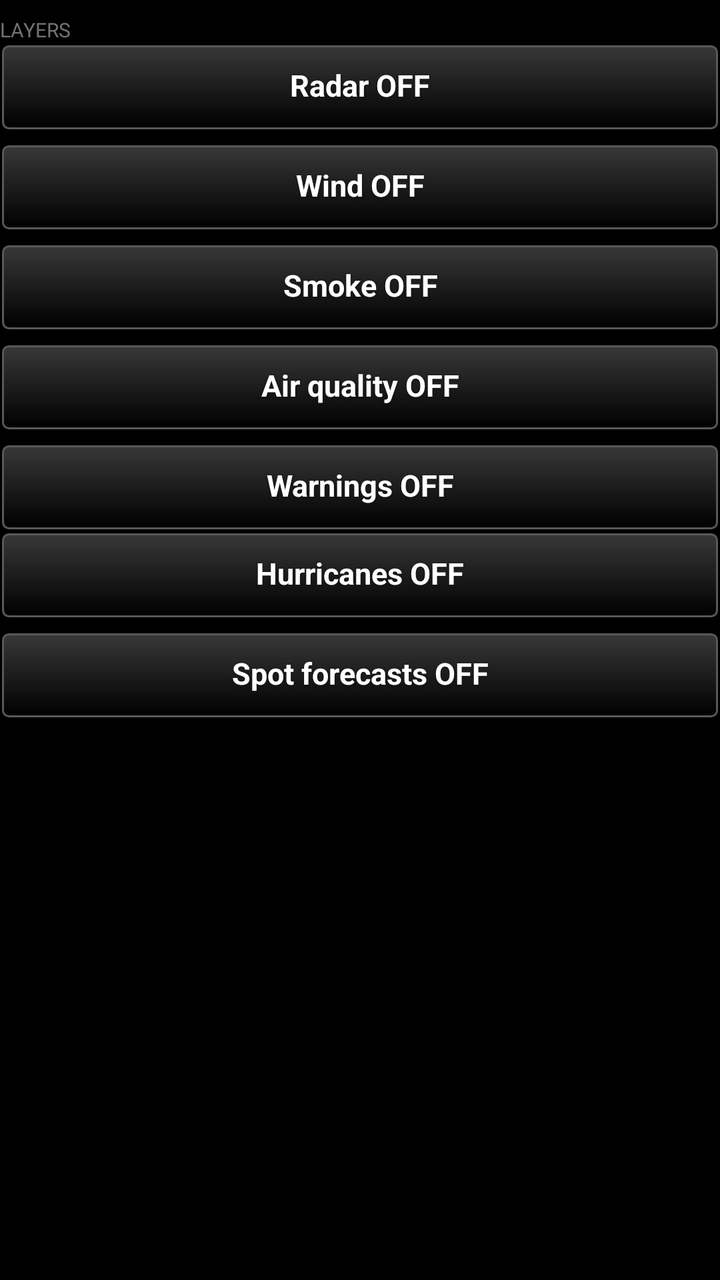
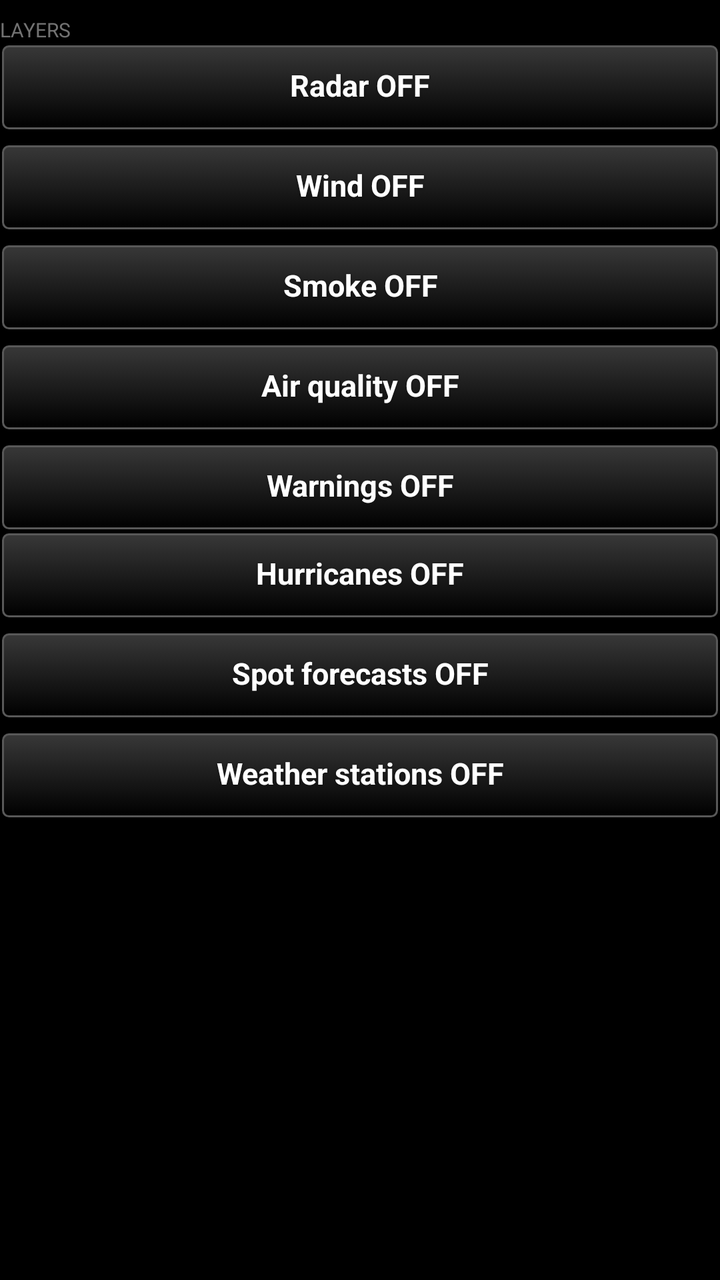

Compare the two renders of this Android layout. The source of the first and the diff that turns it into the second are given below.
<!-- AndroidManifest.xml: application theme AppTheme -->
<!-- res/layout/page_layers.xml -->
<?xml version="1.0" encoding="utf-8"?>
<ScrollView xmlns:android="http://schemas.android.com/apk/res/android"
    android:layout_width="match_parent"
    android:layout_height="match_parent"
    android:fadeScrollbars="false"
    android:focusableInTouchMode="true"
    android:descendantFocusability="beforeDescendants">

    <LinearLayout
        android:layout_width="match_parent"
        android:layout_height="wrap_content"
        android:orientation="vertical"
        android:paddingBottom="8dp">

        
        <TextView
            android:id="@+id/layers_heading"
            android:layout_width="match_parent"
            android:layout_height="wrap_content"
            android:text="@string/heading_layers"
            android:textSize="10sp"
            android:textAllCaps="true"
            android:paddingTop="8dp"
            android:alpha="0.6" />

        
        <LinearLayout
            android:id="@+id/layer_list"
            android:layout_width="match_parent"
            android:layout_height="wrap_content"
            android:orientation="vertical">


            
            <LinearLayout
                android:layout_width="match_parent"
                android:layout_height="wrap_content"
                android:orientation="horizontal">

                <Button
                    android:id="@+id/radar_toggle"
                    style="@style/TakwerxButton"
                    android:layout_width="0dp"
                    android:layout_weight="1"
                    android:layout_height="wrap_content"
                    android:text="@string/radar_off" />

                <ImageButton
                    android:id="@+id/radar_expand"
                    style="@style/TakwerxIconButton"
                    android:layout_width="44dp"
                    android:layout_weight="0"
                    android:contentDescription="@string/show_settings"
                    android:src="@drawable/ic_expand"
                    android:visibility="gone" />
            </LinearLayout>

            <LinearLayout
                android:id="@+id/radar_settings"
                android:layout_width="match_parent"
                android:layout_height="wrap_content"
                android:orientation="vertical"
                android:visibility="gone" />

            <LinearLayout
                android:layout_width="match_parent"
                android:layout_height="wrap_content"
                android:layout_marginTop="6dp"
                android:orientation="horizontal">

                <Button
                    android:id="@+id/wind_toggle"
                    style="@style/TakwerxButton"
                    android:layout_width="0dp"
                    android:layout_weight="1"
                    android:layout_height="wrap_content"
                    android:text="@string/wind_off" />

                <ImageButton
                    android:id="@+id/wind_expand"
                    style="@style/TakwerxIconButton"
                    android:layout_width="44dp"
                    android:layout_weight="0"
                    android:contentDescription="@string/show_settings"
                    android:src="@drawable/ic_expand"
                    android:visibility="gone" />
            </LinearLayout>

            <LinearLayout
                android:id="@+id/wind_settings"
                android:layout_width="match_parent"
                android:layout_height="wrap_content"
                android:orientation="vertical"
                android:visibility="gone">

            
            <LinearLayout
                android:id="@+id/scrubber"
                android:layout_width="match_parent"
                android:layout_height="wrap_content"
                android:orientation="vertical"
                android:visibility="gone">

                <TextView
                    android:id="@+id/scrubber_label"
                    android:layout_width="match_parent"
                    android:layout_height="wrap_content"
                    android:layout_marginTop="6dp"
                    android:textColor="@color/white"
                    android:textSize="13sp"
                    android:text="" />

                <LinearLayout
                    android:id="@+id/scrubber_days"
                    android:layout_width="match_parent"
                    android:layout_height="wrap_content"
                    android:orientation="horizontal" />

                <LinearLayout
                    android:id="@+id/scrubber_hours"
                    android:layout_width="match_parent"
                    android:layout_height="wrap_content"
                    android:orientation="vertical" />
            </LinearLayout>

            
            <LinearLayout
                android:id="@+id/wind_scale_host"
                android:layout_width="match_parent"
                android:layout_height="wrap_content"
                android:orientation="vertical"
                android:paddingLeft="4dp"
                android:paddingRight="4dp"
                android:paddingTop="4dp"
                android:visibility="gone" />

            
            <LinearLayout
                android:id="@+id/wind_level_block"
                android:layout_width="match_parent"
                android:layout_height="wrap_content"
                android:orientation="vertical"
                android:visibility="gone">

                
                <TextView
                    android:id="@+id/wind_reading"
                    android:layout_width="match_parent"
                    android:layout_height="wrap_content"
                    android:layout_marginTop="6dp"
                    android:textColor="@color/white"
                    android:textSize="15sp"
                    android:text="" />

                
                <TextView
                    android:id="@+id/wind_level_label"
                    android:layout_width="match_parent"
                    android:layout_height="wrap_content"
                    android:layout_marginTop="8dp"
                    android:text="@string/heading_height"
                    android:textSize="10sp"
                    android:textAllCaps="true"
                    android:alpha="0.6" />

                <LinearLayout
                    android:id="@+id/wind_level_rows"
                    android:layout_width="match_parent"
                    android:layout_height="wrap_content"
                    android:orientation="vertical" />
            </LinearLayout>
            </LinearLayout>

            
            <LinearLayout
                android:layout_width="match_parent"
                android:layout_height="wrap_content"
                android:layout_marginTop="6dp"
                android:orientation="horizontal">

                <Button
                    android:id="@+id/smoke_toggle"
                    style="@style/TakwerxButton"
                    android:layout_width="0dp"
                    android:layout_weight="1"
                    android:layout_height="wrap_content"
                    android:text="@string/smoke_off" />

                <ImageButton
                    android:id="@+id/smoke_expand"
                    style="@style/TakwerxIconButton"
                    android:layout_width="44dp"
                    android:layout_weight="0"
                    android:contentDescription="@string/show_settings"
                    android:src="@drawable/ic_expand"
                    android:visibility="gone" />
            </LinearLayout>

            <LinearLayout
                android:id="@+id/smoke_settings"
                android:layout_width="match_parent"
                android:layout_height="wrap_content"
                android:orientation="vertical"
                android:visibility="gone">

                
                <LinearLayout
                    android:id="@+id/smoke_scale_host"
                    android:layout_width="match_parent"
                    android:layout_height="wrap_content"
                    android:orientation="vertical"
                    android:paddingLeft="4dp"
                    android:paddingRight="4dp"
                    android:paddingTop="4dp" />

                
                <TextView
                    android:id="@+id/smoke_reading"
                    android:layout_width="match_parent"
                    android:layout_height="wrap_content"
                    android:layout_marginTop="6dp"
                    android:textColor="@color/white"
                    android:textSize="15sp"
                    android:text="" />

                <TextView
                    android:layout_width="match_parent"
                    android:layout_height="wrap_content"
                    android:layout_marginTop="8dp"
                    android:text="@string/heading_height"
                    android:textSize="10sp"
                    android:textAllCaps="true"
                    android:alpha="0.6" />

                
                <LinearLayout
                    android:id="@+id/smoke_height_row"
                    android:layout_width="match_parent"
                    android:layout_height="wrap_content"
                    android:orientation="horizontal" />
            </LinearLayout>

            
            <LinearLayout
                android:layout_width="match_parent"
                android:layout_height="wrap_content"
                android:layout_marginTop="6dp"
                android:orientation="horizontal">

                <Button
                    android:id="@+id/air_toggle"
                    style="@style/TakwerxButton"
                    android:layout_width="0dp"
                    android:layout_weight="1"
                    android:layout_height="wrap_content"
                    android:text="@string/air_off" />

                <ImageButton
                    android:id="@+id/air_expand"
                    style="@style/TakwerxIconButton"
                    android:layout_width="44dp"
                    android:layout_weight="0"
                    android:contentDescription="@string/show_settings"
                    android:src="@drawable/ic_expand"
                    android:visibility="gone" />
            </LinearLayout>

            <LinearLayout
                android:id="@+id/air_settings"
                android:layout_width="match_parent"
                android:layout_height="wrap_content"
                android:orientation="vertical"
                android:visibility="gone">

                
                <TextView
                    android:id="@+id/air_status"
                    android:layout_width="match_parent"
                    android:layout_height="wrap_content"
                    android:layout_marginTop="6dp"
                    android:textColor="@color/white"
                    android:textSize="13sp"
                    android:text="" />

                
                <LinearLayout
                    android:id="@+id/air_scale"
                    android:layout_width="match_parent"
                    android:layout_height="wrap_content"
                    android:layout_marginTop="4dp"
                    android:orientation="horizontal" />

                
                <TextView
                    android:id="@+id/air_reading"
                    android:layout_width="match_parent"
                    android:layout_height="wrap_content"
                    android:layout_marginTop="6dp"
                    android:layout_marginBottom="4dp"
                    android:textColor="@color/white"
                    android:textSize="15sp"
                    android:text="" />
            </LinearLayout>

            
            <LinearLayout
                android:layout_width="match_parent"
                android:layout_height="wrap_content"
                android:layout_marginTop="6dp"
                android:orientation="horizontal">

                <Button
                    android:id="@+id/warn_toggle"
                    style="@style/TakwerxButton"
                    android:layout_width="0dp"
                    android:layout_weight="1"
                    android:layout_height="wrap_content"
                    android:text="@string/warn_off" />

                <ImageButton
                    android:id="@+id/warn_expand"
                    style="@style/TakwerxIconButton"
                    android:layout_width="44dp"
                    android:layout_weight="0"
                    android:contentDescription="@string/show_settings"
                    android:src="@drawable/ic_expand"
                    android:visibility="gone" />
            </LinearLayout>

            <LinearLayout
                android:id="@+id/warn_settings"
                android:layout_width="match_parent"
                android:layout_height="wrap_content"
                android:orientation="vertical"
                android:visibility="gone">

                
                <TextView
                    android:id="@+id/warn_here"
                    android:layout_width="match_parent"
                    android:layout_height="wrap_content"
                    android:layout_marginTop="6dp"
                    android:textColor="@color/white"
                    android:textSize="15sp"
                    android:text="" />

                <TextView
                    android:id="@+id/warn_status"
                    android:layout_width="match_parent"
                    android:layout_height="wrap_content"
                    android:layout_marginTop="4dp"
                    android:textColor="@color/white"
                    android:textSize="13sp"
                    android:text="" />

                <TextView
                    android:layout_width="match_parent"
                    android:layout_height="wrap_content"
                    android:layout_marginTop="8dp"
                    android:text="@string/heading_show"
                    android:textSize="10sp"
                    android:textAllCaps="true"
                    android:alpha="0.6" />

                
                <LinearLayout
                    android:id="@+id/warn_groups"
                    android:layout_width="match_parent"
                    android:layout_height="wrap_content"
                    android:layout_marginBottom="4dp"
                    android:orientation="horizontal" />
            </LinearLayout>

            <LinearLayout
                android:layout_width="match_parent"
                android:layout_height="wrap_content"
                android:orientation="horizontal">

                <Button
                    android:id="@+id/tropical_toggle"
                    style="@style/TakwerxButton"
                    android:layout_width="0dp"
                    android:layout_weight="1"
                    android:layout_height="wrap_content"
                    android:text="@string/tropical_off" />

                <ImageButton
                    android:id="@+id/tropical_expand"
                    style="@style/TakwerxIconButton"
                    android:layout_width="44dp"
                    android:layout_weight="0"
                    android:contentDescription="@string/show_settings"
                    android:src="@drawable/ic_expand"
                    android:visibility="gone" />
            </LinearLayout>

            
            <LinearLayout
                android:id="@+id/tropical_settings"
                android:layout_width="match_parent"
                android:layout_height="wrap_content"
                android:orientation="vertical"
                android:visibility="gone">

                <TextView
                    android:id="@+id/tropical_status"
                    android:layout_width="match_parent"
                    android:layout_height="wrap_content"
                    android:layout_marginTop="6dp"
                    android:layout_marginBottom="4dp"
                    android:textColor="@color/white"
                    android:textSize="13sp"
                    android:text="" />

                
                <LinearLayout
                    android:id="@+id/tropical_scale"
                    android:layout_width="match_parent"
                    android:layout_height="wrap_content"
                    android:layout_marginBottom="6dp"
                    android:orientation="horizontal" />

                <LinearLayout
                    android:id="@+id/tropical_rows"
                    android:layout_width="match_parent"
                    android:layout_height="wrap_content"
                    android:orientation="vertical" />
            </LinearLayout>

            
            <LinearLayout
                android:layout_width="match_parent"
                android:layout_height="wrap_content"
                android:layout_marginTop="6dp"
                android:orientation="horizontal">

                <Button
                    android:id="@+id/spot_toggle"
                    style="@style/TakwerxButton"
                    android:layout_width="0dp"
                    android:layout_weight="1"
                    android:layout_height="wrap_content"
                    android:text="@string/spot_layer_off" />

                <ImageButton
                    android:id="@+id/spot_expand"
                    style="@style/TakwerxIconButton"
                    android:layout_width="44dp"
                    android:layout_weight="0"
                    android:contentDescription="@string/show_settings"
                    android:src="@drawable/ic_expand"
                    android:visibility="gone" />
            </LinearLayout>

            <LinearLayout
                android:id="@+id/spot_settings"
                android:layout_width="match_parent"
                android:layout_height="wrap_content"
                android:orientation="vertical"
                android:visibility="gone">

                <TextView
                    android:id="@+id/spot_layer_status"
                    android:layout_width="match_parent"
                    android:layout_height="wrap_content"
                    android:layout_marginTop="6dp"
                    android:textColor="@color/white"
                    android:textSize="13sp"
                    android:text="" />

                
                <TextView
                    android:id="@+id/spot_where_filters"
                    android:layout_width="match_parent"
                    android:layout_height="wrap_content"
                    android:layout_marginTop="2dp"
                    android:layout_marginBottom="2dp"
                    android:textSize="12sp"
                    android:alpha="0.7"
                    android:text="@string/spot_filters_elsewhere" />

                <Button
                    android:id="@+id/spot_open_only"
                    style="@style/TakwerxButton"
                    android:layout_width="match_parent"
                    android:layout_height="wrap_content"
                    android:layout_marginTop="4dp"
                    android:gravity="center_vertical|left"
                    android:textSize="13sp" />

                <TextView
                    android:layout_width="match_parent"
                    android:layout_height="wrap_content"
                    android:layout_marginTop="8dp"
                    android:text="@string/heading_legend"
                    android:textSize="10sp"
                    android:textAllCaps="true"
                    android:alpha="0.6" />

                
                <LinearLayout
                    android:id="@+id/spot_legend"
                    android:layout_width="match_parent"
                    android:layout_height="wrap_content"
                    android:orientation="vertical" />
            </LinearLayout>
        </LinearLayout>

        
        <TextView
            android:id="@+id/layers_attribution"
            android:layout_width="match_parent"
            android:layout_height="wrap_content"
            android:textSize="11sp"
            android:layout_marginTop="@dimen/auto_margin"
            android:text="" />
    </LinearLayout>
</ScrollView>
<!-- resources referenced by this layout -->
<resources>
  <color name="white">#ffffff</color>
  <dimen name="auto_margin">6dp</dimen>
  <string name="air_off">Air quality OFF</string>
  <string name="heading_height">Height</string>
  <string name="heading_layers">Layers</string>
  <string name="heading_legend">Legend</string>
  <string name="heading_show">Show</string>
  <string name="radar_off">Radar OFF</string>
  <string name="show_settings">Show or hide this layer\'s settings</string>
  <string name="smoke_off">Smoke OFF</string>
  <string name="spot_filters_elsewhere">The last-3-days switch applies to the list too. Near me, on the map, by state or region: swipe on to the Spot forecasts page.</string>
  <string name="spot_layer_off">Spot forecasts OFF</string>
  <string name="tropical_off">Hurricanes OFF</string>
  <string name="warn_off">Warnings OFF</string>
  <string name="wind_off">Wind OFF</string>
  <style name="TakwerxButton" parent="@style/darkButton">
          <item name="android:paddingLeft">12dp</item>
          <item name="android:paddingRight">12dp</item>
          <item name="android:paddingTop">6dp</item>
          <item name="android:paddingBottom">8dp</item>
          <item name="android:minHeight">44dp</item>
          <item name="android:minWidth">0dp</item>
          <item name="android:textSize">15sp</item>
          <item name="android:singleLine">true</item>
          <item name="android:ellipsize">end</item>
      </style>
  <style name="TakwerxIconButton">
          <item name="android:layout_width">0dp</item>
          <item name="android:layout_weight">1</item>
          <item name="android:layout_height">44dp</item>
          <item name="android:layout_marginLeft">2dp</item>
          <item name="android:layout_marginRight">2dp</item>
          <item name="android:background">@drawable/btn_gray</item>
          <item name="android:scaleType">centerInside</item>
          <item name="android:padding">9dp</item>
      </style>
  <style name="AppTheme" parent="@android:style/Theme.Holo">
          <item name="android:buttonStyle">@android:style/Widget.Button</item>
          <item name="android:imageButtonStyle">@android:style/Widget.Button</item>
          <item name="android:buttonStyleToggle">@android:style/Widget.Button</item>
          <item name="android:spinnerStyle">@style/ATAKSpinner</item>
          <item name="android:spinnerItemStyle">@style/ATAKSpinnerItem</item>
          <item name="android:editTextStyle">@style/ATAKEditText</item>
      </style>
  <style name="ATAKSpinner" parent="@android:style/Widget.Spinner">
          <item name="android:spinnerMode">dialog</item>
      </style>
  <style name="ATAKSpinnerItem">
          <item name="android:textColor">@android:color/white</item>
          <item name="android:dropDownVerticalOffset">0dip</item>
          <item name="android:dropDownHorizontalOffset">0dip</item>
          <item name="android:dropDownWidth">wrap_content</item>
          <item name="android:gravity">left|center_vertical</item>
      </style>
  <style name="ATAKEditText" parent="@android:style/Widget.EditText">
          
          
  
          
          <item name="android:imeOptions">flagNoFullscreen</item>
      </style>
  <color name="darker_gray">#121212</color>
  <dimen name="fontSize">14sp</dimen>
  <!-- drawable new_dark_button_disabled (drawable) -->
  <?xml version="1.0" encoding="utf-8"?>
  <layer-list xmlns:android="http://schemas.android.com/apk/res/android">
      <item android:bottom="1dp" android:right="1dp" android:left="1dp" android:top="1dp">
          <shape android:shape="rectangle">
              <corners android:radius="3dp" />
              <stroke
                  android:width="1dp"
                  android:color="#484848" />
              <solid android:color="#484848" />
          </shape>
      </item>
  </layer-list>
  <!-- unchanged entries left out for length: 5 -->
</resources>

<!-- the commit's change to res/layout/page_layers.xml (unified diff, before → after) -->
@@ -507,6 +507,110 @@
         </LinearLayout>
 
         
+        <LinearLayout
+            android:layout_width="match_parent"
+            android:layout_height="wrap_content"
+            android:orientation="vertical">
+
+            <LinearLayout
+                android:layout_width="match_parent"
+                android:layout_height="wrap_content"
+                android:layout_marginTop="6dp"
+                android:orientation="horizontal">
+
+                <Button
+                    android:id="@+id/stations_toggle"
+                    style="@style/TakwerxButton"
+                    android:layout_width="0dp"
+                    android:layout_weight="1"
+                    android:layout_height="wrap_content"
+                    android:text="@string/stations_off" />
+
+                <ImageButton
+                    android:id="@+id/stations_expand"
+                    style="@style/TakwerxIconButton"
+                    android:layout_width="44dp"
+                    android:layout_weight="0"
+                    android:contentDescription="@string/show_settings"
+                    android:src="@drawable/ic_expand"
+                    android:visibility="gone" />
+            </LinearLayout>
+
+            <LinearLayout
+                android:id="@+id/stations_settings"
+                android:layout_width="match_parent"
+                android:layout_height="wrap_content"
+                android:orientation="vertical"
+                android:visibility="gone">
+
+                <TextView
+                    android:id="@+id/stations_status"
+                    android:layout_width="match_parent"
+                    android:layout_height="wrap_content"
+                    android:layout_marginTop="6dp"
+                    android:textColor="@color/white"
+                    android:textSize="13sp"
+                    android:text="" />
+
+                <TextView
+                    android:layout_width="match_parent"
+                    android:layout_height="wrap_content"
+                    android:layout_marginTop="8dp"
+                    android:text="@string/stations_around_heading"
+                    android:textSize="10sp"
+                    android:textAllCaps="true"
+                    android:alpha="0.6" />
+
+                
+                <LinearLayout
+                    android:id="@+id/stations_origin_row"
+                    android:layout_width="match_parent"
+                    android:layout_height="wrap_content"
+                    android:orientation="horizontal" />
+
+                <TextView
+                    android:layout_width="match_parent"
+                    android:layout_height="wrap_content"
+                    android:layout_marginTop="8dp"
+                    android:text="@string/stations_distance_heading"
+                    android:textSize="10sp"
+                    android:textAllCaps="true"
+                    android:alpha="0.6" />
+
+                <LinearLayout
+                    android:id="@+id/stations_distance_row"
+                    android:layout_width="match_parent"
+                    android:layout_height="wrap_content"
+                    android:orientation="horizontal" />
+
+                <TextView
+                    android:layout_width="match_parent"
+                    android:layout_height="wrap_content"
+                    android:layout_marginTop="8dp"
+                    android:text="@string/heading_legend"
+                    android:textSize="10sp"
+                    android:textAllCaps="true"
+                    android:alpha="0.6" />
+
+                <LinearLayout
+                    android:id="@+id/stations_legend"
+                    android:layout_width="match_parent"
+                    android:layout_height="wrap_content"
+                    android:orientation="vertical" />
+
+                
+                <TextView
+                    android:id="@+id/stations_basis"
+                    android:layout_width="match_parent"
+                    android:layout_height="wrap_content"
+                    android:layout_marginTop="4dp"
+                    android:textSize="12sp"
+                    android:alpha="0.7"
+                    android:text="" />
+            </LinearLayout>
+        </LinearLayout>
+
+        
         <TextView
             android:id="@+id/layers_attribution"
             android:layout_width="match_parent"
<!-- resource entries referenced after the edit -->
@@ -12,6 +12,9 @@
   <string name="smoke_off">Smoke OFF</string>
   <string name="spot_filters_elsewhere">The last-3-days switch applies to the list too. Near me, on the map, by state or region: swipe on to the Spot forecasts page.</string>
   <string name="spot_layer_off">Spot forecasts OFF</string>
+  <string name="stations_around_heading">Around</string>
+  <string name="stations_distance_heading">Distance</string>
+  <string name="stations_off">Weather stations OFF</string>
   <string name="tropical_off">Hurricanes OFF</string>
   <string name="warn_off">Warnings OFF</string>
   <string name="wind_off">Wind OFF</string>
